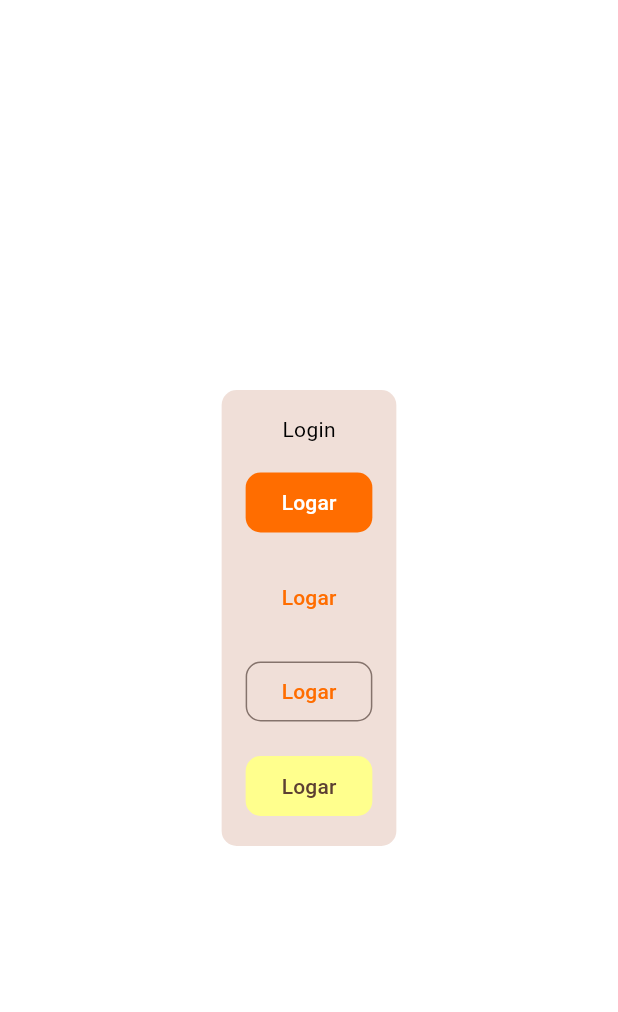
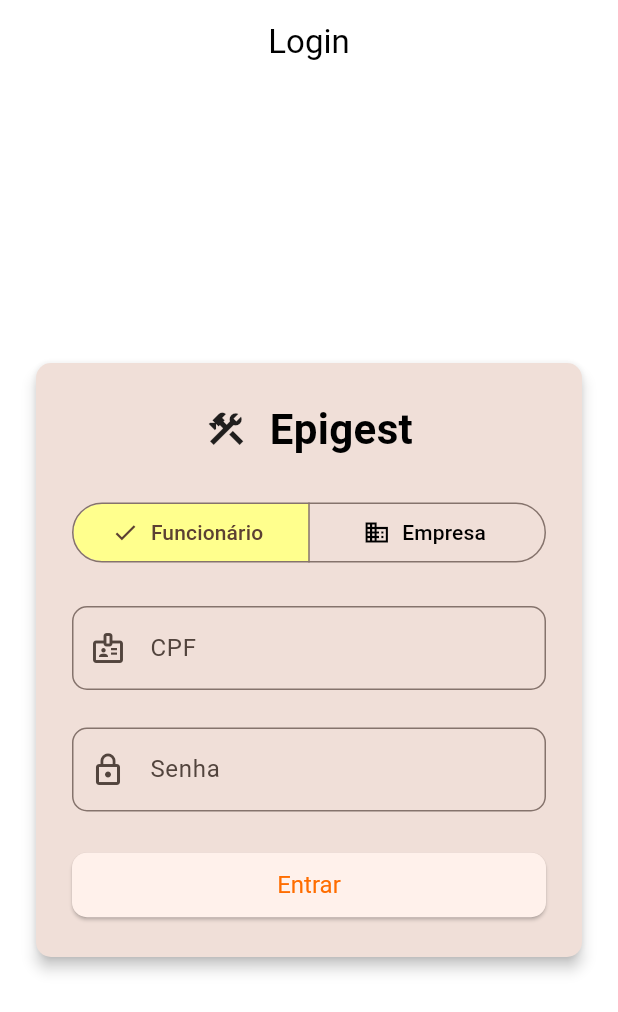
Before and after one commit to Epigest/aplication, a Flutter app: the screen it shows after launch, on a phone screen of 412 x 824 dp. Shown: the top 1012 px of the screen. Run offline on Flutter 3.47's test engine with Material 3 defaults, Android fonts, the phone set to English and light mode, and no system bars; our stand-ins replace flex_color_scheme.

Commit message:
adicionado uma tela de login

```diff
--- a/epigest_project/lib/ui/login/login_page.dart
+++ b/epigest_project/lib/ui/login/login_page.dart
@@ -1,4 +1,6 @@
 import 'package:flutter/material.dart';
+
+enum LoginType { funcionario, empresa }
 
 class LoginPage extends StatefulWidget {
   const LoginPage({super.key});
@@ -8,31 +10,119 @@ class LoginPage extends StatefulWidget {
 }
 
 class _LoginPageState extends State<LoginPage> {
+  LoginType _selectedLoginType = LoginType.funcionario;
+  final _formKey = GlobalKey<FormState>(); // Single form key
+
   @override
   Widget build(BuildContext context) {
-    return SafeArea(
-      child: Center(
-        child: Column(
-          mainAxisAlignment: MainAxisAlignment.center,
-          children: [
-            Card.filled(
+    return Scaffold(
+      appBar: AppBar(
+        title: const Text('Login'),
+        centerTitle: true,
+      ),
+      body: Center(
+        child: SingleChildScrollView(
+          padding: const EdgeInsets.all(20.0),
+          child: ConstrainedBox(
+            constraints: const BoxConstraints(maxWidth: 450.0),
+            child: Card.filled(
+              elevation: 4.0,
               child: Padding(
-                padding: EdgeInsetsGeometry.all(16),
-                child: Column(
-                  spacing: 15,
-                  children: [
-                    Text("Login"),
-                    FilledButton(onPressed: () {}, child: Text("Logar")),
-                    TextButton(onPressed: () {}, child: Text("Logar")),
-                    OutlinedButton(onPressed: () {}, child: Text("Logar")),
-                    FilledButton.tonal(onPressed: () {}, child: Text("Logar")),
-                  ],
+                padding: const EdgeInsets.all(24.0),
+                child: Form(
+                  key: _formKey,
+                  child: Column(
+                    spacing: 25,
+                    mainAxisSize: MainAxisSize.min,
+                    crossAxisAlignment: CrossAxisAlignment.stretch,
+                    children: <Widget>[
+                      Row(
+                        spacing: 15,
+                        mainAxisAlignment: MainAxisAlignment.center,
+                        children: [
+                          // Ícone de capacete de obra
+                          const Icon(Icons.construction, size: 28.0),
+                          const Text(
+                            'Epigest',
+                            textAlign: TextAlign.center,
+                            style: TextStyle(fontSize: 28.0, fontWeight: FontWeight.bold),
+                          ),
+                        ],
+                      ),
+                      _buildSegmentedButton(),
+                      TextFormField(
+                        decoration: InputDecoration(
+                          labelText: _selectedLoginType == LoginType.funcionario ? 'CPF' : 'CNPJ',
+                          prefixIcon: Icon(_selectedLoginType == LoginType.funcionario ? Icons.badge_outlined : Icons.business_center_outlined),
+                        ),
+                        keyboardType: _selectedLoginType == LoginType.funcionario ? TextInputType.number : TextInputType.text,
+                        validator: (value) {
+                          if (value == null || value.isEmpty) {
+                            return 'Por favor, insira o ${_selectedLoginType == LoginType.funcionario ? 'CPF' : 'CNPJ'}';
+                          }
+                          return null;
+                        },
+                      ),
+                      TextFormField(
+                        decoration: const InputDecoration(
+                          labelText: 'Senha',
+                          prefixIcon: Icon(Icons.lock_outline),
+                        ),
+                        obscureText: true,
+                        validator: (value) {
+                          if (value == null || value.isEmpty) {
+                            return 'Por favor, insira a senha';
+                          }
+                          return null;
+                        },
+                      ),
+                      ElevatedButton(
+                        onPressed: () {
+                          if (_formKey.currentState!.validate()) {
+                            ScaffoldMessenger.of(context).showSnackBar(
+                              SnackBar(content: Text('Logando como ${_selectedLoginType.name}...')),
+                            );
+                          }
+                        },
+                        style: ElevatedButton.styleFrom(
+                          padding: const EdgeInsets.symmetric(vertical: 12.0),
+                          textStyle: const TextStyle(fontSize: 16.0),
+                        ),
+                        child: const Text('Entrar'),
+                      ),
+                    ],
+                  ),
                 ),
               ),
             ),
-          ],
+          ),
         ),
       ),
     );
   }
+
+  Widget _buildSegmentedButton() {
+    return SegmentedButton<LoginType>(
+      segments: const <ButtonSegment<LoginType>>[
+        ButtonSegment<LoginType>(
+            value: LoginType.funcionario,
+            label: Text('Funcionário'),
+            icon: Icon(Icons.person)),
+        ButtonSegment<LoginType>(
+            value: LoginType.empresa,
+            label: Text('Empresa'),
+            icon: Icon(Icons.business)),
+      ],
+      selected: <LoginType>{_selectedLoginType},
+      onSelectionChanged: (Set<LoginType> newSelection) {
+        setState(() {
+          _selectedLoginType = newSelection.first;
+          _formKey.currentState?.reset(); // Reset the single form
+        });
+      },
+      style: SegmentedButton.styleFrom(
+        minimumSize: const Size(double.infinity, 40),
+      ),
+    );
+  }
 }
```
